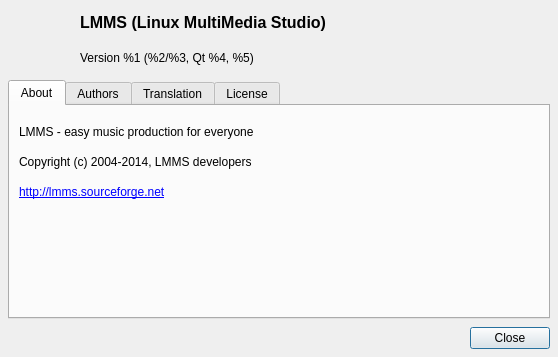
The window that src/gui/dialogs/about_dialog.ui (LMMS/lmms) describes before a commit, drawn with Qt 5.
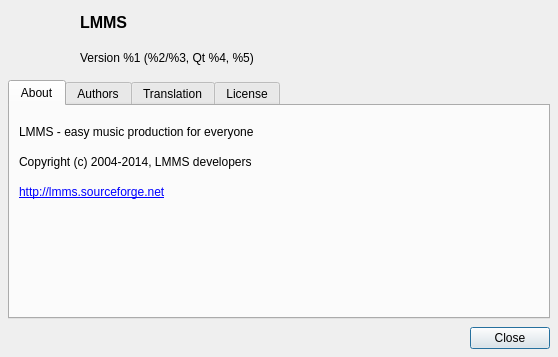
The same window after the commit.

Commit message:
Removed the deprecated "Linux Multimedia Studio" name
Modified line 46 accorinf to https://github.com/LMMS/lmms/issues/1209

```diff
--- a/src/gui/dialogs/about_dialog.ui
+++ b/src/gui/dialogs/about_dialog.ui
@@ -43,7 +43,7 @@
           <string notr="true" >font:12pt; font-weight:bold;</string>
          </property>
          <property name="text" >
-          <string>LMMS (Linux MultiMedia Studio)</string>
+          <string>LMMS</string>
          </property>
         </widget>
        </item>
```
